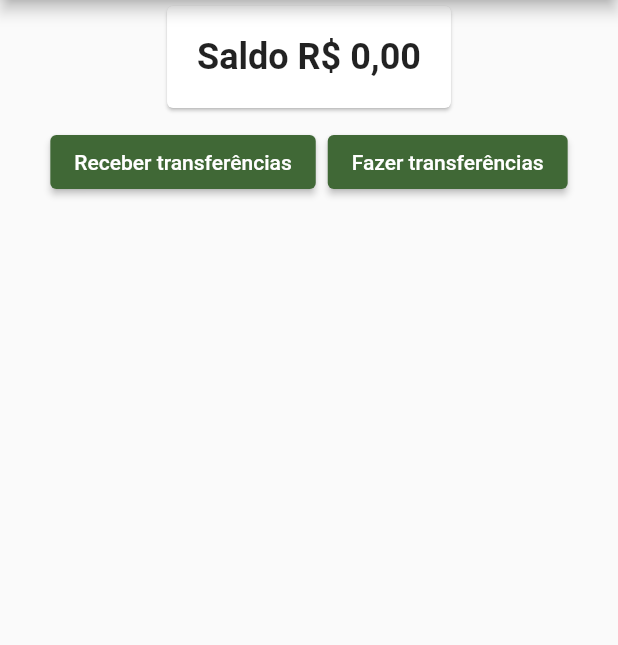
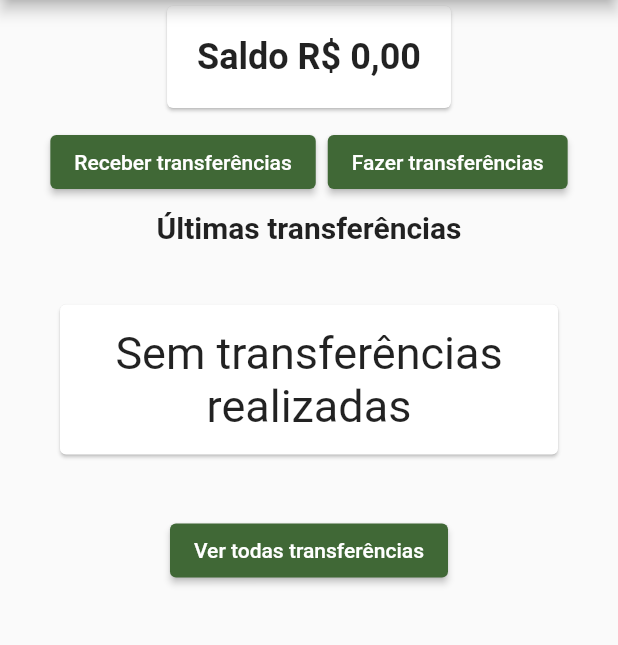
Before and after one commit to GuiPiovezan/flutter-gerenciamento-estado-master, a Flutter app: the screen it shows after launch, on a phone screen of 412 x 824 dp, the part 84-729 px from its top. Run offline on Flutter 3.47's test engine with Material 2 defaults, Android fonts, the phone set to English and light mode, and no system bars; our stand-ins replace brasil_fields.

Commit message:
Listando as transferencias realizadas na tela de listagem e exibindo as últimas duas transferências na tela de dashboard

```diff
--- a/lib/models/transferencia.dart
+++ b/lib/models/transferencia.dart
@@ -1,14 +1,19 @@
+import 'package:brasil_fields/brasil_fields.dart';
+
 class Transferencia {
-  final double valor;
-  final int numeroConta;
+  final double _valor;
+  final int _numeroConta;
 
   Transferencia(
-    this.valor,
-    this.numeroConta,
+    this._valor,
+    this._numeroConta,
   );
 
-  @override
-  String toString() {
-    return 'Transferencia{valor: $valor, numeroConta: $numeroConta}';
+  String getValor(){
+    return UtilBrasilFields.obterReal(_valor);
+  }
+
+  String getNumeroConta() {
+    return 'Conta: $_numeroConta';
   }
 }
--- a/lib/models/transferencias.dart
+++ b/lib/models/transferencias.dart
@@ -8,5 +8,7 @@ class Transferencias extends ChangeNotifier {
 
   add(Transferencia transferencia){
     transferencias.add(transferencia);
+
+    notifyListeners();
   }
 }
--- a/lib/screens/dashboard/dashboard.dart
+++ b/lib/screens/dashboard/dashboard.dart
@@ -1,6 +1,8 @@
 import 'package:bytebank/screens/dashboard/saldo_card.dart';
 import 'package:bytebank/screens/deposito/formulario_deposito.dart';
 import 'package:bytebank/screens/transferencia/formulario.dart';
+import 'package:bytebank/screens/transferencia/lista.dart';
+import 'package:bytebank/screens/transferencia/ultimas.dart';
 import 'package:flutter/material.dart';
 
 class Dashboard extends StatelessWidget {
@@ -41,6 +43,7 @@ class Dashboard extends StatelessWidget {
               )
             ],
           ),
+          UltimasTransferencias(),
         ],
       ),
     );
--- /dev/null
+++ b/lib/screens/transferencia/ultimas.dart
@@ -0,0 +1,82 @@
+import 'dart:ui';
+
+import 'package:bytebank/models/transferencias.dart';
+import 'package:bytebank/screens/transferencia/lista.dart';
+import 'package:flutter/cupertino.dart';
+import 'package:flutter/material.dart';
+import 'package:provider/provider.dart';
+
+final _title = 'Últimas transferências';
+
+class UltimasTransferencias extends StatelessWidget {
+  @override
+  Widget build(BuildContext context) {
+    return SingleChildScrollView(
+      child: Column(
+        children: <Widget>[
+          Text(
+            _title,
+            style: TextStyle(
+              fontWeight: FontWeight.bold,
+              fontSize: 20,
+            ),
+          ),
+          Consumer<Transferencias>(
+            builder: (context, transferencias, child) {
+
+              final _ultimasTransferencias = transferencias.transferencias.reversed.toList();
+              final _quantidade = transferencias.transferencias.length;
+              int _tamanho = 2;
+
+              if(_quantidade == 0){
+                return NotFoundTransferencias();
+              }
+
+              if(_quantidade < 3){
+                _tamanho = _quantidade;
+              }
+
+              return ListView.builder(
+                padding: EdgeInsets.all(8),
+                itemCount: _tamanho,
+                shrinkWrap: true,
+                itemBuilder: (context, index) {
+                  return ItemTransferencia(_ultimasTransferencias[index]);
+                },
+              );
+            },
+          ),
+          ElevatedButton(
+            onPressed: () {
+              Navigator.of(context).push(
+                MaterialPageRoute(
+                  builder: (context) => ListaTransferencias(),
+                ),
+              );
+            },
+            child: Text('Ver todas transferências'),
+          )
+        ],
+      ),
+    );
+  }
+}
+
+class NotFoundTransferencias extends StatelessWidget {
+  @override
+  Widget build(BuildContext context){
+    return Card(
+      margin: EdgeInsets.all(40),
+      child: Padding(
+        padding: const EdgeInsets.all(15),
+        child: Text(
+          'Sem transferências realizadas',
+          textAlign: TextAlign.center,
+          style: TextStyle(
+            fontSize: 30,
+          ),
+        ),
+      ),
+    );
+  }
+}
```
Also changed, not shown: lib/screens/transferencia/lista.dart (+15 -28 lines).
